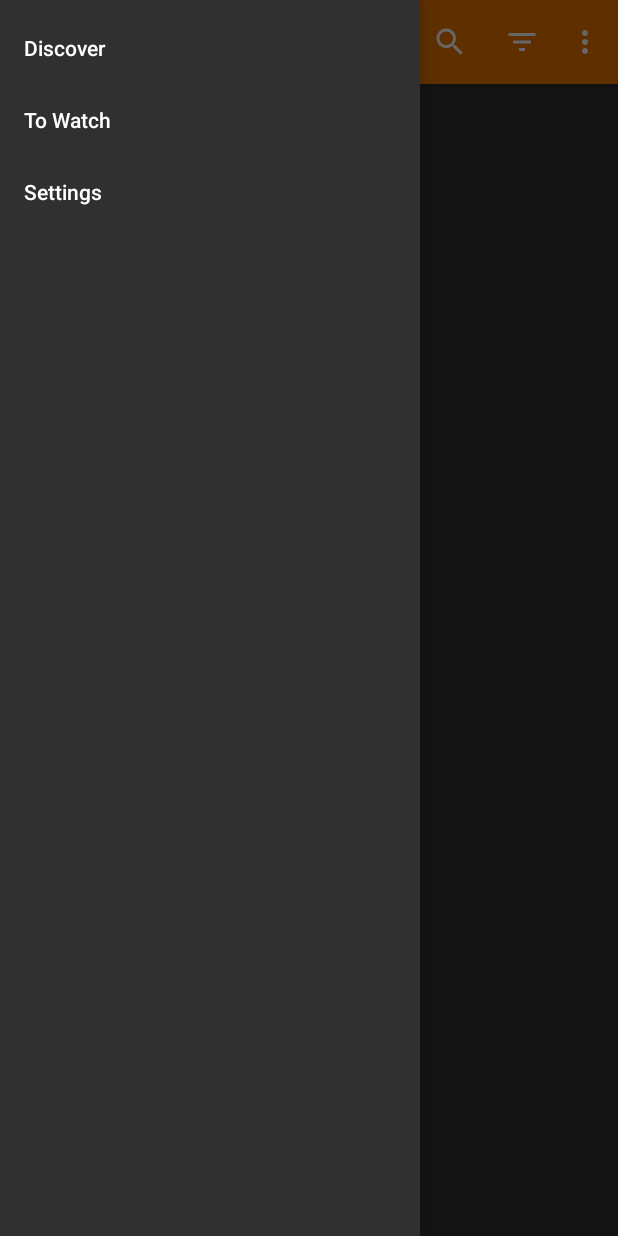
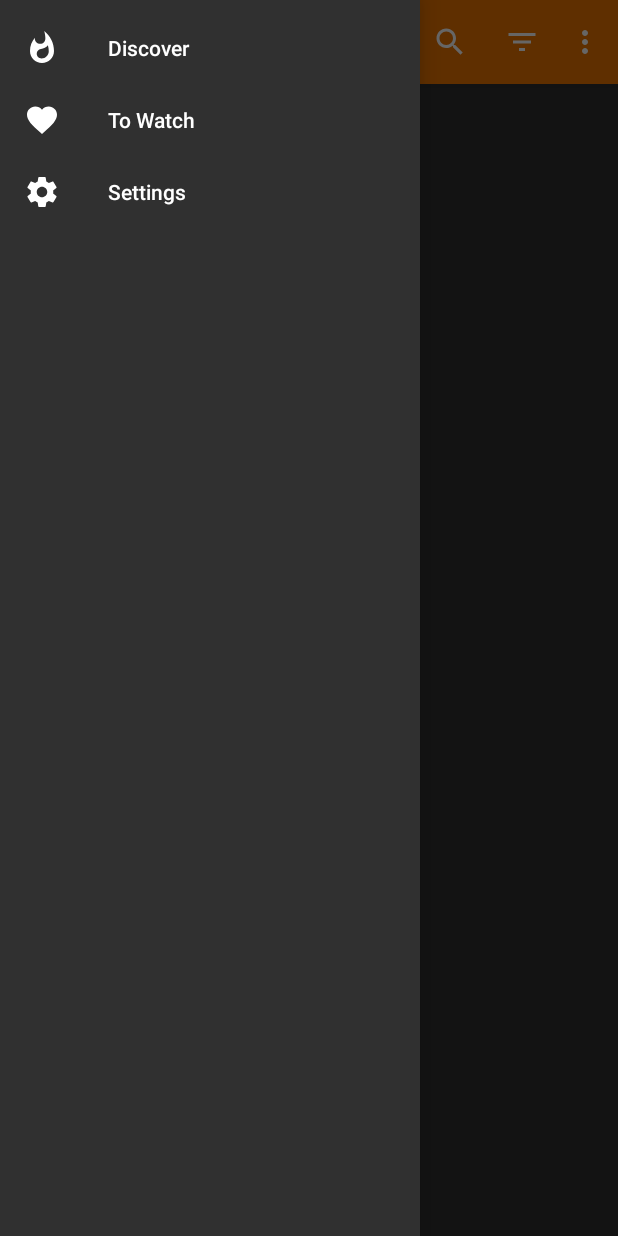
Before and after one commit to mordowiciel/film-app-upgraded, an Android app: the screen it shows after launch (HomeActivity), with the side drawer open, on a phone screen of 412 x 824 dp. Run offline under Robolectric (Android 15) with nearby library versions, the phone set to English and light mode, and no system bars; our stand-ins replace ButterKnife, Dagger/Hilt's generated code, Picasso, RxJava, Timber; pictures from the network do not load; 2 statements that could not run were skipped.

Commit message:
add nav drawer icons & strings

```diff
--- /dev/null
+++ b/app/src/main/res/drawable/ic_discover.xml
@@ -0,0 +1,9 @@
+<vector xmlns:android="http://schemas.android.com/apk/res/android"
+    android:width="24dp"
+    android:height="24dp"
+    android:viewportWidth="24.0"
+    android:viewportHeight="24.0">
+    <path
+        android:fillColor="#FFFFFF"
+        android:pathData="M13.5,0.67s0.74,2.65 0.74,4.8c0,2.06 -1.35,3.73 -3.41,3.73 -2.07,0 -3.63,-1.67 -3.63,-3.73l0.03,-0.36C5.21,7.51 4,10.62 4,14c0,4.42 3.58,8 8,8s8,-3.58 8,-8C20,8.61 17.41,3.8 13.5,0.67zM11.71,19c-1.78,0 -3.22,-1.4 -3.22,-3.14 0,-1.62 1.05,-2.76 2.81,-3.12 1.77,-0.36 3.6,-1.21 4.62,-2.58 0.39,1.29 0.59,2.65 0.59,4.04 0,2.65 -2.15,4.8 -4.8,4.8z" />
+</vector>
--- /dev/null
+++ b/app/src/main/res/drawable/ic_settings.xml
@@ -0,0 +1,9 @@
+<vector xmlns:android="http://schemas.android.com/apk/res/android"
+    android:width="24dp"
+    android:height="24dp"
+    android:viewportWidth="24.0"
+    android:viewportHeight="24.0">
+    <path
+        android:fillColor="#FFFFFF"
+        android:pathData="M19.43,12.98c0.04,-0.32 0.07,-0.64 0.07,-0.98s-0.03,-0.66 -0.07,-0.98l2.11,-1.65c0.19,-0.15 0.24,-0.42 0.12,-0.64l-2,-3.46c-0.12,-0.22 -0.39,-0.3 -0.61,-0.22l-2.49,1c-0.52,-0.4 -1.08,-0.73 -1.69,-0.98l-0.38,-2.65C14.46,2.18 14.25,2 14,2h-4c-0.25,0 -0.46,0.18 -0.49,0.42l-0.38,2.65c-0.61,0.25 -1.17,0.59 -1.69,0.98l-2.49,-1c-0.23,-0.09 -0.49,0 -0.61,0.22l-2,3.46c-0.13,0.22 -0.07,0.49 0.12,0.64l2.11,1.65c-0.04,0.32 -0.07,0.65 -0.07,0.98s0.03,0.66 0.07,0.98l-2.11,1.65c-0.19,0.15 -0.24,0.42 -0.12,0.64l2,3.46c0.12,0.22 0.39,0.3 0.61,0.22l2.49,-1c0.52,0.4 1.08,0.73 1.69,0.98l0.38,2.65c0.03,0.24 0.24,0.42 0.49,0.42h4c0.25,0 0.46,-0.18 0.49,-0.42l0.38,-2.65c0.61,-0.25 1.17,-0.59 1.69,-0.98l2.49,1c0.23,0.09 0.49,0 0.61,-0.22l2,-3.46c0.12,-0.22 0.07,-0.49 -0.12,-0.64l-2.11,-1.65zM12,15.5c-1.93,0 -3.5,-1.57 -3.5,-3.5s1.57,-3.5 3.5,-3.5 3.5,1.57 3.5,3.5 -1.57,3.5 -3.5,3.5z" />
+</vector>
--- /dev/null
+++ b/app/src/main/res/drawable/ic_towatch.xml
@@ -0,0 +1,9 @@
+<vector xmlns:android="http://schemas.android.com/apk/res/android"
+    android:width="24dp"
+    android:height="24dp"
+    android:viewportWidth="24.0"
+    android:viewportHeight="24.0">
+    <path
+        android:fillColor="#FFFFFF"
+        android:pathData="M12,21.35l-1.45,-1.32C5.4,15.36 2,12.28 2,8.5 2,5.42 4.42,3 7.5,3c1.74,0 3.41,0.81 4.5,2.09C13.09,3.81 14.76,3 16.5,3 19.58,3 22,5.42 22,8.5c0,3.78 -3.4,6.86 -8.55,11.54L12,21.35z" />
+</vector>
--- a/app/src/main/res/menu/nav_drawer_main_activity.xml
+++ b/app/src/main/res/menu/nav_drawer_main_activity.xml
@@ -3,12 +3,15 @@
 
     <item
         android:id="@+id/nav_discover"
-        android:title="Discover" />
+        android:icon="@drawable/ic_discover"
+        android:title="@string/nav_discover" />
     <item
         android:id="@+id/nav_towatch"
-        android:title="To Watch" />
+        android:icon="@drawable/ic_towatch"
+        android:title="@string/nav_towatch" />
     <item
         android:id="@+id/nav_settings"
-        android:title="Settings" />
+        android:icon="@drawable/ic_settings"
+        android:title="@string/nav_settings" />
 
 </menu>
--- a/app/src/main/res/values/strings.xml
+++ b/app/src/main/res/values/strings.xml
@@ -1,6 +1,16 @@
 <resources>
+
+    <!--Generic-->
     <string name="app_name">Film App</string>
+
+    <!--Toolbar actions-->
     <string name="action_settings">Settings</string>
     <string name="action_search">Search</string>
     <string name="action_filter">Filter</string>
+
+    <!--Nav drawer actions-->
+    <string name="nav_discover">Discover</string>
+    <string name="nav_towatch">To Watch</string>
+    <string name="nav_settings">Settings</string>
+
 </resources>
```
